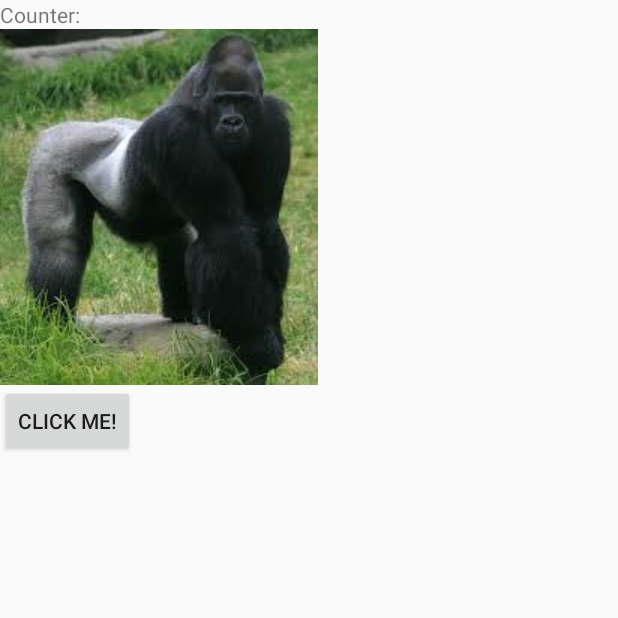
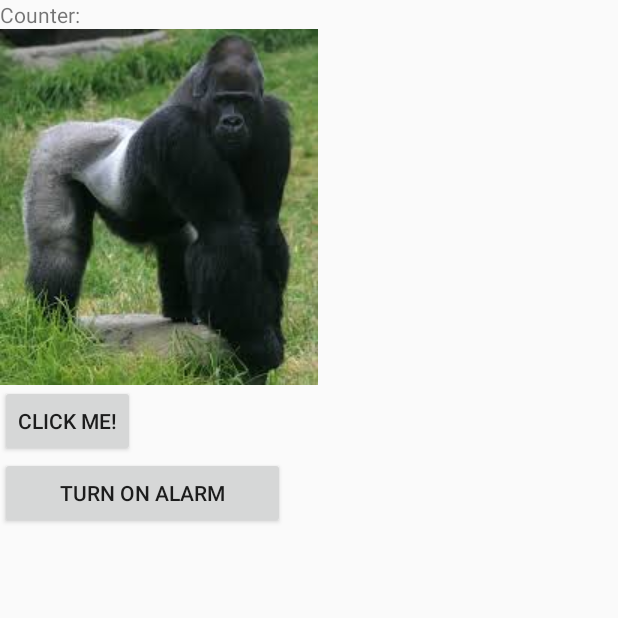
Before and after one commit to yiftachnachman/AndroidDevApp, an Android app: the MainActivity screen opened directly, with no data from a screen before it, on a phone screen of 412 x 824 dp, the top half of it. Run offline under Robolectric (Android 15) with nearby library versions, the phone set to English and light mode, and no system bars; libraries missing offline, so code that uses them is left out: me.ibrahimsn.library; pictures from the network do not load; 2 statements that could not run were skipped.

Commit message:
IM DONE THANK YOU

```diff
--- a/app/src/main/java/com/example/myapplication/ApiRepository.kt
+++ b/app/src/main/java/com/example/myapplication/ApiRepository.kt
@@ -9,6 +9,7 @@ import com.example.myapplication.Network.Api
 import retrofit2.Call
 import retrofit2.Callback
 import retrofit2.Response
+import android.util.Log
 
 
 class ApiRepository(context: Context) {
@@ -23,7 +24,7 @@ class ApiRepository(context: Context) {
             }
 
             override fun onFailure(call: Call<GifResponse>, t: Throwable) {
-                //nothing
+                Log.d("MainActivity","Failed to create: ${t.localizedMessage} ${t.stackTrace}")
             }
         })
 
--- a/app/src/main/java/com/example/myapplication/view/MainActivity.kt
+++ b/app/src/main/java/com/example/myapplication/view/MainActivity.kt
@@ -1,6 +1,11 @@
 package com.example.myapplication.view
 
+import android.app.AlarmManager
+import android.content.Intent
+import android.app.PendingIntent
 import android.content.Context
+import android.util.Log
+import java.util.*
 import android.icu.util.Calendar
 import androidx.appcompat.app.AppCompatActivity
 import android.os.Bundle
@@ -23,6 +28,7 @@ class MainActivity : AppCompatActivity() {
     private lateinit var countViewModel: CountViewModel
     private lateinit var gifViewModel: GifViewModel
     private var gcounter: Long = 0
+    lateinit var alarmManager: AlarmManager
 
     private fun getUserName() = intent.extras?.get("username").toString().trim()
 
@@ -32,9 +38,9 @@ class MainActivity : AppCompatActivity() {
         super.onCreate(savedInstanceState)
         setContentView(R.layout.activity_main)
 
-        val calendar = Calendar.getInstance()
-        calendar.add(Calendar.SECOND, 10)
-        MyAlarmManager.setAlarm(applicationContext, calendar.timeInMillis, "Test Message!")
+       // val calendar = Calendar.getInstance()
+      //  calendar.add(Calendar.SECOND, 10)
+    //    MyAlarmManager.setAlarm(applicationContext, calendar.timeInMillis, "Test Message!")
 
     //countViewModel calls in the other activity and turned it on.
     // Then it uses that activity in order to get the amount of users there are and
@@ -46,7 +52,11 @@ class MainActivity : AppCompatActivity() {
 
         gifViewModel = ViewModelProviders.of(this).get(GifViewModel::class.java)
         gifViewModel.getRandomGif("android").observe(this,
-            androidx.lifecycle.Observer {loadGif(it)})
+            androidx.lifecycle.Observer {
+                Log.d("MainActivity", "before")
+                loadGif(it)
+                Log.d("MainActivity", "after")
+            })
 
         myButton.setOnClickListener {
             gcounter++
@@ -56,6 +66,21 @@ class MainActivity : AppCompatActivity() {
 
             countViewModel.setUserCount(getUserName(), gcounter + 1)
         }
+        alarmManager = getSystemService(Context.ALARM_SERVICE) as AlarmManager
+        alarmmanagerbutton.setOnClickListener {
+            val second = 10 * 1000
+            val intent = Intent(this, MainActivity::class.java)
+            intent.flags = Intent.FLAG_ACTIVITY_CLEAR_TASK
+            intent.putExtra("ALARM_MODE", true)
+            val pendingIntent = PendingIntent.getActivity(this, 0, intent, PendingIntent.FLAG_UPDATE_CURRENT)
+            Log.d("MainActivity", " Create : " + Date().toString())
+        if (android.os.Build.VERSION.SDK_INT >= 19) {
+            alarmManager.setExact(AlarmManager.RTC_WAKEUP, System.currentTimeMillis() + second, pendingIntent)
+
+        } else {
+            alarmManager.set(AlarmManager.RTC_WAKEUP, System.currentTimeMillis() + second, pendingIntent)
+        }
+    }
     }
     //updateCounter is a function that just makes sure that the counter inside the text box is always
     // at the desired number.
@@ -64,10 +89,17 @@ class MainActivity : AppCompatActivity() {
         myCounter.text = gcounter.toString()
     }
 
+    override fun onNewIntent(intent: Intent?) {
+        super.onNewIntent(intent)
+    }
+
+
     private fun loadGif(gif: Gif){
         Glide.with(this)
             .load(gif.url)
+            .error(R.drawable.nfl)
             .into(myImage)
+
     }
 //onPause will make that part of the activity stop until further told to
 //    override fun onPause() {
--- a/app/src/main/res/layout/activity_main.xml
+++ b/app/src/main/res/layout/activity_main.xml
@@ -30,6 +30,12 @@
         android:text="Click Me!"
         tools:visibility="visible" />
 
+    <Button
+        android:id="@+id/alarmmanagerbutton"
+        android:layout_width="190dp"
+        android:layout_height="wrap_content"
+        android:text="Turn on Alarm" />
+
 
     <!--    <Button-->
     <!--        android:id="@+id/button"-->
```
